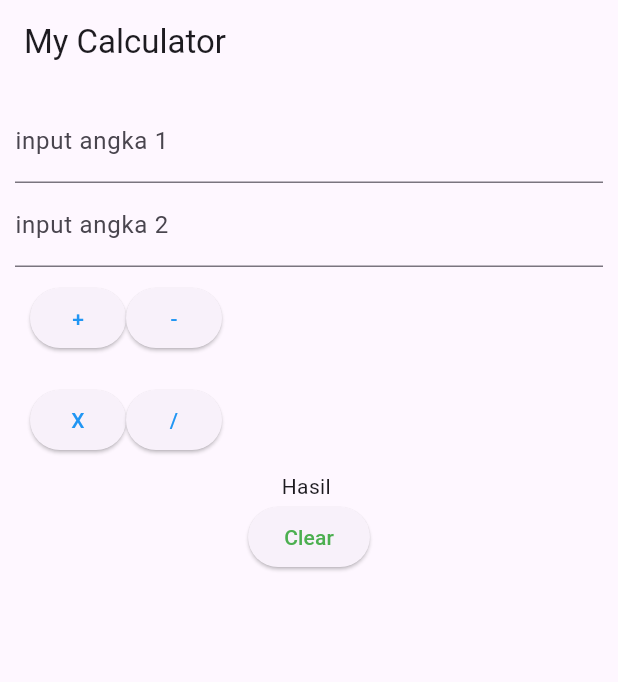
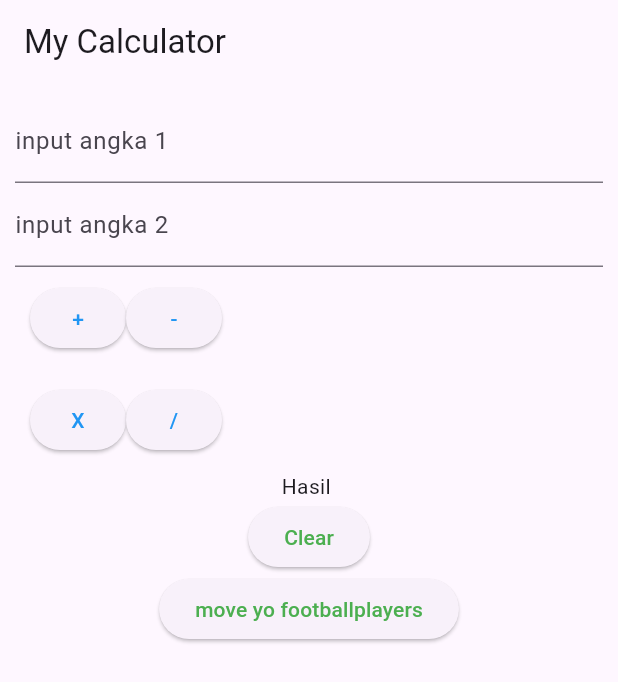
Before and after one commit to yennnkaaiii/tugas1_flutter_11pplg1_02, a Flutter app: the screen it shows after launch, on a phone screen of 412 x 824 dp. Shown: the top 682 px of the screen. Run offline on Flutter 3.47's test engine with Material 3 defaults, Android fonts, the phone set to English and light mode, and no system bars; our stand-ins replace get.

Commit message:
Football Player List Menu

```diff
--- a/lib/main.dart
+++ b/lib/main.dart
@@ -2,6 +2,8 @@ import 'package:flutter/material.dart';
 import 'package:testflutter/login_page.dart';
 import 'package:get/get.dart';
 import 'package:testflutter/pages/calculator_page.dart';
+import 'package:testflutter/routes/pages.dart';
+import 'package:testflutter/routes/routes.dart';
 
 void main() {
   runApp(const MyApp());
@@ -19,7 +21,8 @@ class MyApp extends StatelessWidget {
         colorScheme: ColorScheme.fromSeed(seedColor: Colors.deepPurple),
         useMaterial3: true,
       ),
-      home: CalculatorPage(),
+      initialRoute: AppRoutes.Calculator,
+      getPages: AppPages.pages,
     );
   }
 }
--- a/lib/pages/calculator_page.dart
+++ b/lib/pages/calculator_page.dart
@@ -1,5 +1,6 @@
 import 'package:flutter/material.dart';
 import 'package:testflutter/controller/calculator_controller.dart';
+import 'package:testflutter/routes/routes.dart';
 import 'package:testflutter/widgets/widgets_button.dart';
 import 'package:testflutter/widgets/widgets_textField.dart';
 import 'package:get/get.dart';
@@ -49,6 +50,9 @@ class CalculatorPage extends StatelessWidget {
             Obx(() => Text("Hasil "+calculatorController.hasilJumlah.value)),
             CustomButton(text: "Clear", textColor: Colors.green, onPressed: () {
               calculatorController.clear();
+            },),
+            CustomButton(text: "move yo footballplayers", textColor: Colors.green, onPressed: () {
+              Get.offAllNamed(AppRoutes.footballplayers);
             }, )
 
           ],
--- /dev/null
+++ b/lib/routes/pages.dart
@@ -0,0 +1,25 @@
+import 'package:flutter/material.dart';
+import 'package:get/get.dart';
+import 'package:testflutter/pages/calculator_page.dart';
+import 'package:testflutter/pages/football_edit_page.dart';
+import 'package:testflutter/pages/football_page.dart';
+import 'package:testflutter/routes/routes.dart';
+
+class AppPages {
+  static final pages = [
+    GetPage(
+      name: AppRoutes.Calculator,
+      page: () => CalculatorPage(),
+    ),
+    GetPage(
+      name: AppRoutes.footballplayers,
+      page: () => FootballPage(),
+    ),
+    GetPage(
+      name: AppRoutes.footballEdit,
+      page: () => FootballEditPage(),
+    ),
+    // Add other routes here
+  ];
+
+}
--- /dev/null
+++ b/lib/routes/routes.dart
@@ -0,0 +1,6 @@
+class AppRoutes {
+  static const String Calculator = '/calculator';
+  static const String footballplayers = '/footballplayers';
+  static const String footballEdit = '/footballEdit';
+  //others here
+}
```
Also changed, not shown: lib/controller/football_controller.dart (added, +19 -0 lines), lib/controller/football_edit_controller.dart (added, +34 -0 lines), lib/models/player.dart (added, +13 -0 lines), lib/pages/football_edit_page.dart (added, +34 -0 lines), lib/pages/football_page.dart (added, +39 -0 lines).
